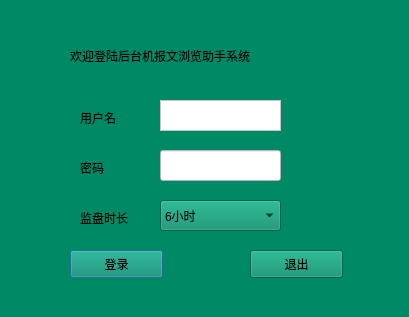
ISeeWorld/QtProject, file 009clock/AlarmClock/logindialog.ui: the form before one commit.
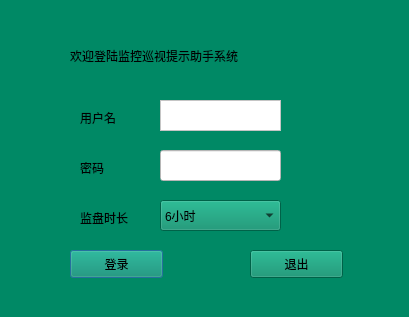
The form after the commit.

```diff
--- a/009clock/AlarmClock/logindialog.ui
+++ b/009clock/AlarmClock/logindialog.ui
@@ -21,7 +21,7 @@
     <rect>
      <x>70</x>
      <y>30</y>
-     <width>261</width>
+     <width>281</width>
      <height>51</height>
     </rect>
    </property>
@@ -29,7 +29,7 @@
     <string notr="true">font: 75 10pt &quot;宋体&quot;;</string>
    </property>
    <property name="text">
-    <string>欢迎登陆后台机报文浏览助手系统</string>
+    <string>欢迎登陆监控巡视提示助手系统</string>
    </property>
   </widget>
   <widget class="QLabel" name="label_2">
```
Left out of the diff: 2 changed lines with no effect on the pictures.
